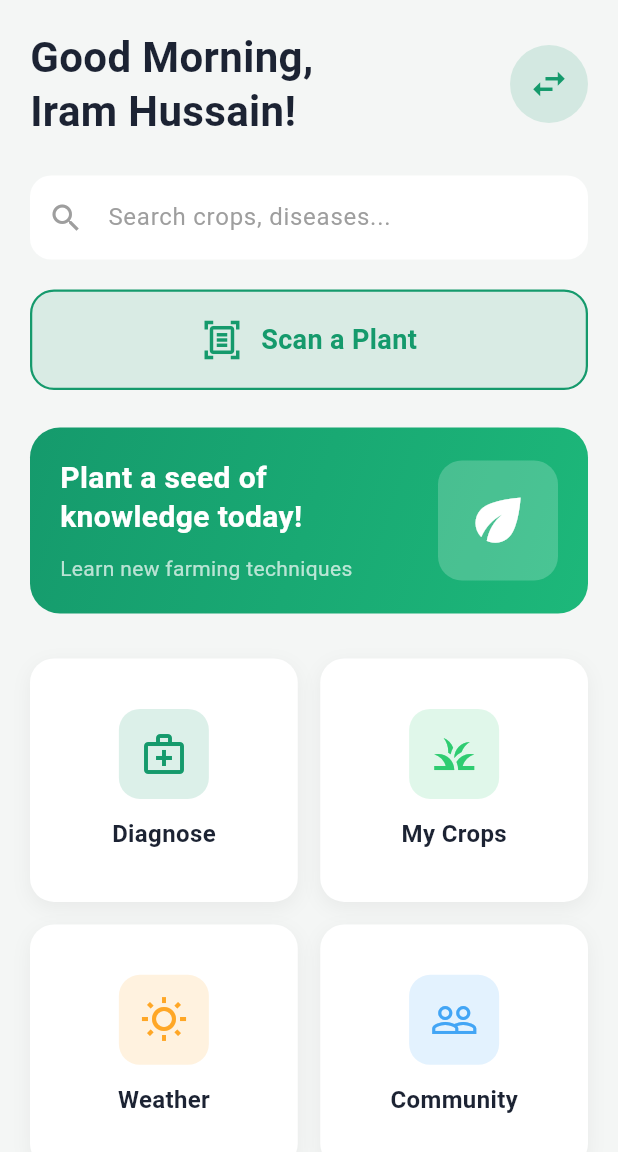
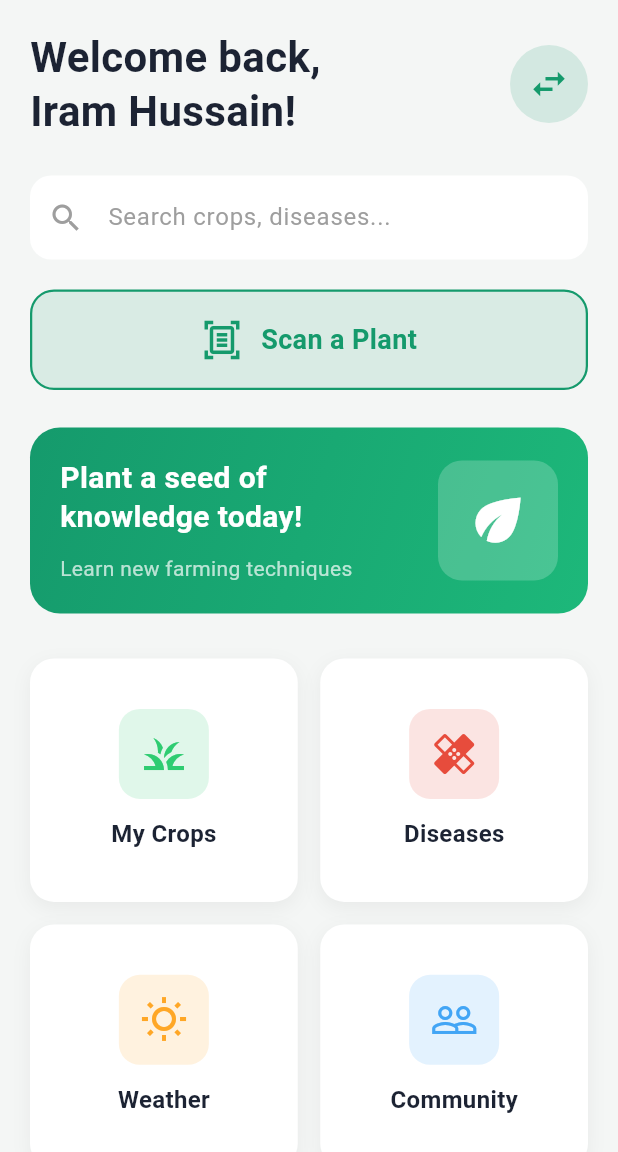
Before and after one commit to iramcoder/CROP_DOCTOR, a Flutter app: the screen it shows after launch, after a tap on "Iram Hussain", on a phone screen of 412 x 824 dp. Shown: the top 1152 px of the screen. Run offline on Flutter 3.47's test engine with Material 3 defaults, Android fonts, the phone set to English and light mode, and no system bars; our stand-ins replace hive_flutter, image_picker; missing offline and left inert: tflite_v2; accounts and stored records are empty.

Commit message:
Changed Welcome message and order of buttons on Home Screen

```diff
--- a/lib/screens/home_screen.dart
+++ b/lib/screens/home_screen.dart
@@ -6,11 +6,13 @@ import 'package:flutter/material.dart';
 import 'package:image_picker/image_picker.dart';
 import 'diagnose_screen.dart';
 import 'login_screen.dart';
-import 'history_screen.dart'; // NEW: Imported to navigate to history
+import 'history_screen.dart';
 
 class HomeScreen extends StatelessWidget {
   final String userName;
-  const HomeScreen({super.key, required this.userName});
+  final bool isNewUser; // --- NEW: Accepts the flag from the login screen
+
+  const HomeScreen({super.key, required this.userName, this.isNewUser = false});
 
   void _showPickerOptions(BuildContext context) {
     showModalBottomSheet(
@@ -48,7 +50,6 @@ class HomeScreen extends StatelessWidget {
         final Uint8List imageBytes = await image.readAsBytes();
         if (!context.mounted) return;
 
-        // Pass the photo and the user's name to the AI engine
         Navigator.push(
           context,
           MaterialPageRoute(builder: (context) => DiagnoseScreen(imageBytes: imageBytes, userName: userName)),
@@ -59,9 +60,6 @@ class HomeScreen extends StatelessWidget {
     }
   }
 
-  // ==========================================================================
-  // SECTION 3: USER INTERFACE
-  // ==========================================================================
   @override
   Widget build(BuildContext context) {
     return Scaffold(
@@ -75,10 +73,17 @@ class HomeScreen extends StatelessWidget {
               children: [
                 const SizedBox(height: 20),
 
+                // --- HEADER WITH DYNAMIC GREETING ---
                 Row(
                   mainAxisAlignment: MainAxisAlignment.spaceBetween,
                   children: [
-                    Text("Good Morning,\n$userName!", style: const TextStyle(fontSize: 28, fontWeight: FontWeight.bold, color: Color(0xFF1C2333), height: 1.3)),
+                    Text(
+                      // --- NEW: DYNAMIC TEXT LOGIC ---
+                      isNewUser
+                          ? "Welcome,\n$userName!"
+                          : "Welcome back,\n$userName!",
+                      style: const TextStyle(fontSize: 28, fontWeight: FontWeight.bold, color: Color(0xFF1C2333), height: 1.3)
+                    ),
                     InkWell(
                       onTap: () { Navigator.pushAndRemoveUntil(context, MaterialPageRoute(builder: (context) => const LoginScreen()), (route) => false); },
                       borderRadius: BorderRadius.circular(24),
@@ -131,20 +136,20 @@ class HomeScreen extends StatelessWidget {
                 ),
                 const SizedBox(height: 30),
 
-                // --- FEATURE GRID ---
                 GridView.count(
                   shrinkWrap: true, physics: const NeverScrollableScrollPhysics(), crossAxisCount: 2, mainAxisSpacing: 15, crossAxisSpacing: 15, childAspectRatio: 1.1,
                   children: [
-                    FeatureCard(icon: Icons.medical_services_outlined, title: "Diagnose", color: const Color(0xFF159A6C), onTap: () => _showPickerOptions(context)),
-
-                    // --- NEW: Clicking this opens the dedicated History Screen! ---
                     FeatureCard(
                       icon: Icons.grass,
                       title: "My Crops",
                       color: const Color(0xFF2ECC71),
-                      onTap: () {
-                        Navigator.push(context, MaterialPageRoute(builder: (context) => HistoryScreen(userName: userName)));
-                      }
+                      onTap: () { Navigator.push(context, MaterialPageRoute(builder: (context) => HistoryScreen(userName: userName))); }
+                    ),
+                    FeatureCard(
+                      icon: Icons.healing_outlined,
+                      title: "Diseases",
+                      color: const Color(0xFFE74C3C),
+                      onTap: () { ScaffoldMessenger.of(context).showSnackBar(const SnackBar(content: Text("Diseases encyclopedia coming soon!"))); }
                     ),
                     FeatureCard(icon: Icons.wb_sunny_outlined, title: "Weather", color: const Color(0xFFFFA726), onTap: () {}),
                     FeatureCard(icon: Icons.people_outline, title: "Community", color: const Color(0xFF42A5F5), onTap: () {}),
--- a/lib/screens/login_screen.dart
+++ b/lib/screens/login_screen.dart
@@ -1,14 +1,10 @@
 // ============================================================================
 // SECTION 1: IMPORTS
-// We bring in our standard design tools, the Hive database, and the HomeScreen.
 // ============================================================================
 import 'package:flutter/material.dart';
-import 'package:hive_flutter/hive_flutter.dart'; // <--- NEW: Using our local NoSQL database
+import 'package:hive_flutter/hive_flutter.dart';
 import 'home_screen.dart';
 
-// ============================================================================
-// SECTION 2: THE STATEFUL WIDGET SETUP
-// ============================================================================
 class LoginScreen extends StatefulWidget {
   const LoginScreen({super.key});
 
@@ -17,48 +13,25 @@ class LoginScreen extends StatefulWidget {
 }
 
 class _LoginScreenState extends State<LoginScreen> {
-  // ==========================================================================
-  // SECTION 3: VARIABLES & CONTROLLERS
-  // ==========================================================================
-
-  // Controller to read what the user types in the input box
   final TextEditingController _newUserController = TextEditingController();
-
-  // Our list of active user profiles shown on screen
   List<String> existingUsers = [];
-
-  // Grab our opened database box (table) that we initialized in main.dart
   final _userBox = Hive.box('user_database');
 
-  // ==========================================================================
-  // SECTION 4: STARTUP LOGIC
-  // ==========================================================================
   @override
   void initState() {
     super.initState();
-    _loadUsers(); // Load profiles from the database as soon as the screen opens
+    _loadUsers();
   }
 
-  // ==========================================================================
-  // SECTION 5: DATABASE OPERATIONS
-  // Functions to read and write to our local Hive database.
-  // ==========================================================================
-
-  // 1. Loads profiles from the local Hive database box
   void _loadUsers() {
-    // Read the list stored under the key 'users_list'.
     List<dynamic>? savedData = _userBox.get('users_list');
 
     setState(() {
       if (savedData == null || savedData.isEmpty) {
-        // Fresh Install: Initialize with the default profile
         existingUsers = ["Iram Hussain"];
-        _userBox.put('users_list', existingUsers); // Save default to database
+        _userBox.put('users_list', existingUsers);
       } else {
-        // Cast the raw database list into a safe List of Strings
         List<String> savedUsers = savedData.cast<String>();
-
-        // Safety Check: Ensure "Iram Hussain" is always at the very top of the list
         if (savedUsers.contains("Iram Hussain")) {
           savedUsers.remove("Iram Hussain");
         }
@@ -67,44 +40,34 @@ class _LoginScreenState extends State<LoginScreen> {
     });
   }
 
-  // 2. Saves a new profile permanently to our local Hive database box
   void _saveNewUser(String name) {
-    // Prevent duplicate entries
     if (!existingUsers.contains(name)) {
       setState(() {
-        existingUsers.add(name); // Add to UI list instantly
+        existingUsers.add(name);
       });
-
-      // Make a copy of our list, remove "Iram" so we don't save duplicates
       List<String> listToSave = List.from(existingUsers);
       listToSave.remove("Iram Hussain");
-
-      // Overwrite the database entry with our updated list
       _userBox.put('users_list', listToSave);
     }
   }
 
-  // ==========================================================================
-  // SECTION 6: ACTIONS & NAVIGATION
-  // ==========================================================================
-
-  // Handles moving to the dashboard after selecting/creating a profile
-  void _loginAsUser(String userName) {
+  // --- NEW: Added the 'isNewUser' parameter (defaults to false for existing profiles)
+  void _loginAsUser(String userName, {bool isNewUser = false}) {
     Navigator.pushReplacement(
       context,
       MaterialPageRoute(
-        builder: (context) => HomeScreen(userName: userName),
+        builder: (context) => HomeScreen(userName: userName, isNewUser: isNewUser),
       ),
     );
   }
 
-  // Processes creating a new user profile
+  // --- NEW: When creating a new profile, we pass 'isNewUser: true'
   void _createNewUser() {
     String newName = _newUserController.text.trim();
     if (newName.isNotEmpty) {
-      _saveNewUser(newName); // Save to Hive Database
-      _newUserController.clear(); // Clear input box
-      _loginAsUser(newName); // Navigate to Home Screen
+      _saveNewUser(newName);
+      _newUserController.clear();
+      _loginAsUser(newName, isNewUser: true); // Pass true here!
     } else {
       ScaffoldMessenger.of(context).showSnackBar(
         const SnackBar(content: Text("Please enter a name first.")),
@@ -112,10 +75,6 @@ class _LoginScreenState extends State<LoginScreen> {
     }
   }
 
-  // ==========================================================================
-  // SECTION 7: THE USER INTERFACE (UI)
-  // (Your original design remains completely intact!)
-  // ==========================================================================
   @override
   Widget build(BuildContext context) {
     return Scaffold(
@@ -128,26 +87,14 @@ class _LoginScreenState extends State<LoginScreen> {
               crossAxisAlignment: CrossAxisAlignment.start,
               children: [
                 const SizedBox(height: 50),
-                // Title
-                const Text(
-                  "Crop Doctor",
-                  style: TextStyle(fontSize: 32, fontWeight: FontWeight.bold, color: Color(0xFF159A6C)),
-                ),
+                const Text("Crop Doctor", style: TextStyle(fontSize: 32, fontWeight: FontWeight.bold, color: Color(0xFF159A6C))),
                 const SizedBox(height: 8),
-                const Text(
-                  "Who is using the app today?",
-                  style: TextStyle(fontSize: 16, color: Colors.grey),
-                ),
+                const Text("Who is using the app today?", style: TextStyle(fontSize: 16, color: Colors.grey)),
                 const SizedBox(height: 40),
 
-                // --- EXISTING PROFILES HEADER ---
-                const Text(
-                  "EXISTING PROFILES",
-                  style: TextStyle(fontWeight: FontWeight.bold, color: Colors.grey, fontSize: 12, letterSpacing: 1.2),
-                ),
+                const Text("EXISTING PROFILES", style: TextStyle(fontWeight: FontWeight.bold, color: Colors.grey, fontSize: 12, letterSpacing: 1.2)),
                 const SizedBox(height: 15),
 
-                // --- USER PROFILES LIST ---
                 ListView.builder(
                   shrinkWrap: true,
                   physics: const NeverScrollableScrollPhysics(),
@@ -156,28 +103,17 @@ class _LoginScreenState extends State<LoginScreen> {
                     return Padding(
                       padding: const EdgeInsets.only(bottom: 12),
                       child: InkWell(
-                        onTap: () => _loginAsUser(existingUsers[index]),
+                        // --- NEW: Existing user click passes false by default ---
+                        onTap: () => _loginAsUser(existingUsers[index], isNewUser: false),
                         borderRadius: BorderRadius.circular(16),
                         child: Container(
                           padding: const EdgeInsets.all(16),
-                          decoration: BoxDecoration(
-                            color: Colors.white,
-                            borderRadius: BorderRadius.circular(16),
-                            boxShadow: [
-                              BoxShadow(color: Colors.black.withOpacity(0.02), blurRadius: 8, offset: const Offset(0, 2)),
-                            ],
-                          ),
+                          decoration: BoxDecoration(color: Colors.white, borderRadius: BorderRadius.circular(16), boxShadow: [BoxShadow(color: Colors.black.withOpacity(0.02), blurRadius: 8, offset: const Offset(0, 2))]),
                           child: Row(
                             children: [
-                              CircleAvatar(
-                                backgroundColor: const Color(0xFF159A6C).withOpacity(0.2),
-                                child: const Icon(Icons.person, color: Color(0xFF159A6C)),
-                              ),
+                              CircleAvatar(backgroundColor: const Color(0xFF159A6C).withOpacity(0.2), child: const Icon(Icons.person, color: Color(0xFF159A6C))),
                               const SizedBox(width: 15),
-                              Text(
-                                existingUsers[index],
-                                style: const TextStyle(fontSize: 18, fontWeight: FontWeight.bold, color: Color(0xFF1C2333)),
-                              ),
+                              Text(existingUsers[index], style: const TextStyle(fontSize: 18, fontWeight: FontWeight.bold, color: Color(0xFF1C2333))),
                               const Spacer(),
                               const Icon(Icons.arrow_forward_ios, size: 16, color: Colors.grey),
                             ],
@@ -189,54 +125,33 @@ class _LoginScreenState extends State<LoginScreen> {
                 ),
                 const SizedBox(height: 25),
 
-                // --- THE "OR" DIVIDER ---
                 Row(
                   children: const [
                     Expanded(child: Divider()),
-                    Padding(
-                      padding: EdgeInsets.symmetric(horizontal: 10),
-                      child: Text("OR", style: TextStyle(color: Colors.grey, fontWeight: FontWeight.bold)),
-                    ),
+                    Padding(padding: EdgeInsets.symmetric(horizontal: 10), child: Text("OR", style: TextStyle(color: Colors.grey, fontWeight: FontWeight.bold))),
                     Expanded(child: Divider()),
                   ],
                 ),
                 const SizedBox(height: 25),
 
-                // --- CREATE PROFILE INPUT ---
-                const Text(
-                  "CREATE NEW PROFILE",
-                  style: TextStyle(fontWeight: FontWeight.bold, color: Colors.grey, fontSize: 12, letterSpacing: 1.2),
-                ),
+                const Text("CREATE NEW PROFILE", style: TextStyle(fontWeight: FontWeight.bold, color: Colors.grey, fontSize: 12, letterSpacing: 1.2)),
                 const SizedBox(height: 15),
                 TextField(
                   controller: _newUserController,
                   decoration: InputDecoration(
-                    hintText: "Enter new farmer's name",
-                    hintStyle: const TextStyle(color: Colors.grey),
-                    prefixIcon: const Icon(Icons.person_add_alt_1_outlined, color: Color(0xFF159A6C)),
-                    filled: true,
-                    fillColor: Colors.white,
-                    contentPadding: const EdgeInsets.symmetric(vertical: 16, horizontal: 20),
+                    hintText: "Enter new farmer's name", hintStyle: const TextStyle(color: Colors.grey), prefixIcon: const Icon(Icons.person_add_alt_1_outlined, color: Color(0xFF159A6C)),
+                    filled: true, fillColor: Colors.white, contentPadding: const EdgeInsets.symmetric(vertical: 16, horizontal: 20),
                     border: OutlineInputBorder(borderRadius: BorderRadius.circular(14), borderSide: BorderSide.none),
                   ),
                 ),
                 const SizedBox(height: 15),
 
-                // --- CREATE BUTTON ---
                 SizedBox(
-                  width: double.infinity,
-                  height: 55,
+                  width: double.infinity, height: 55,
                   child: ElevatedButton(
-                    style: ElevatedButton.styleFrom(
-                      backgroundColor: const Color(0xFF159A6C),
-                      shape: RoundedRectangleBorder(borderRadius: BorderRadius.circular(14)),
-                      elevation: 0,
-                    ),
+                    style: ElevatedButton.styleFrom(backgroundColor: const Color(0xFF159A6C), shape: RoundedRectangleBorder(borderRadius: BorderRadius.circular(14)), elevation: 0),
                     onPressed: _createNewUser,
-                    child: const Text(
-                      "Create Profile & Start",
-                      style: TextStyle(fontSize: 16, fontWeight: FontWeight.bold, color: Colors.white),
-                    ),
+                    child: const Text("Create Profile & Start", style: TextStyle(fontSize: 16, fontWeight: FontWeight.bold, color: Colors.white)),
                   ),
                 ),
                 const SizedBox(height: 40),
```
